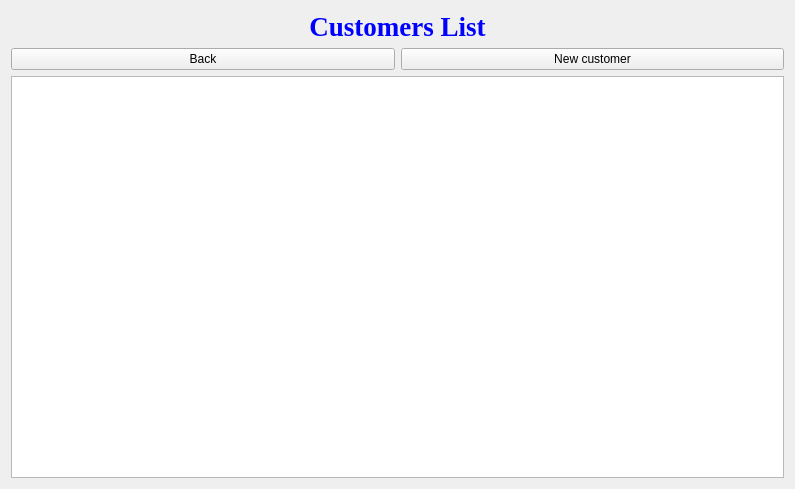
jonathansaetre/BankSystem, file customerlist.ui: the form before one commit.
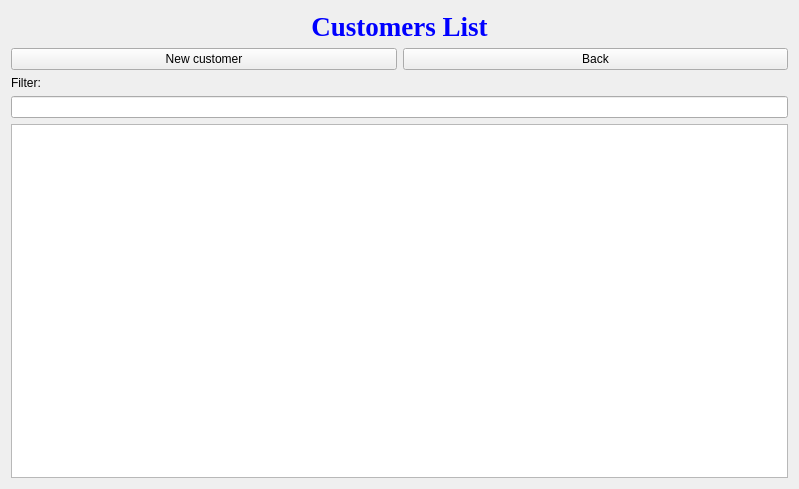
The form after the commit.

Commit message: Full text search on Customer is done, and add and edit customer now works.

Diff of the .ui file:
```diff
--- a/customerlist.ui
+++ b/customerlist.ui
@@ -40,13 +40,6 @@
    </item>
    <item>
     <layout class="QHBoxLayout" name="horizontalLayout">
-     <item>
-      <widget class="QPushButton" name="buttonBack">
-       <property name="text">
-        <string>Back</string>
-       </property>
-      </widget>
-     </item>
      <item>
       <widget class="QPushButton" name="buttonNewCustomer">
        <property name="text">
@@ -54,21 +47,34 @@
        </property>
       </widget>
      </item>
+     <item>
+      <widget class="QPushButton" name="buttonBack">
+       <property name="text">
+        <string>Back</string>
+       </property>
+      </widget>
+     </item>
     </layout>
    </item>
    <item>
-    <widget class="QTableView" name="CustList">
-     <property name="font">
-      <font>
-       <family>Times New Roman</family>
-       <pointsize>14</pointsize>
-      </font>
+    <widget class="QLabel" name="label_2">
+     <property name="minimumSize">
+      <size>
+       <width>777</width>
+       <height>0</height>
+      </size>
      </property>
-     <property name="styleSheet">
-      <string notr="true">color:blue</string>
+     <property name="text">
+      <string>Filter:</string>
      </property>
     </widget>
    </item>
+   <item>
+    <widget class="QLineEdit" name="textSearchEdit"/>
+   </item>
+   <item>
+    <widget class="QTreeView" name="custList"/>
+   </item>
   </layout>
  </widget>
  <resources/>
```
The commit also changes 18 other files.
